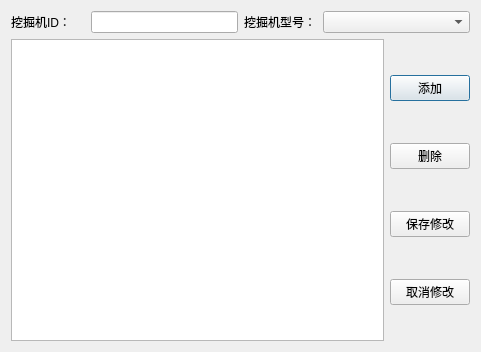
This is carsmanagedialog.ui in chksong/MineCarsManage as Qt 5 draws it before an edit. The edited form follows.
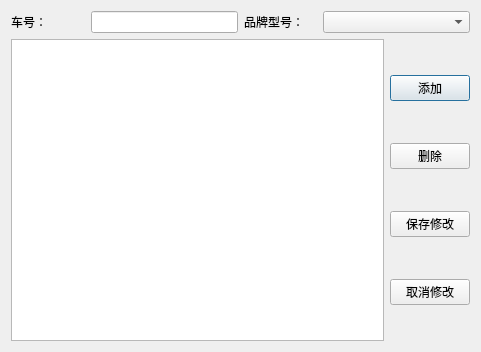
This is the edited form.

Commit message: 使用了 机器型号和机器关联是用了外键

```diff
--- a/carsmanagedialog.ui
+++ b/carsmanagedialog.ui
@@ -21,7 +21,7 @@
        <item>
         <widget class="QLabel" name="label">
          <property name="text">
-          <string>挖掘机ID：</string>
+          <string>车号：</string>
          </property>
         </widget>
        </item>
@@ -35,7 +35,7 @@
        <item>
         <widget class="QLabel" name="label_2">
          <property name="text">
-          <string>挖掘机型号：</string>
+          <string>品牌型号：</string>
          </property>
         </widget>
        </item>
```
Left out of the diff: 4 changed lines with no effect on the pictures. The commit also changes 8 other files.
